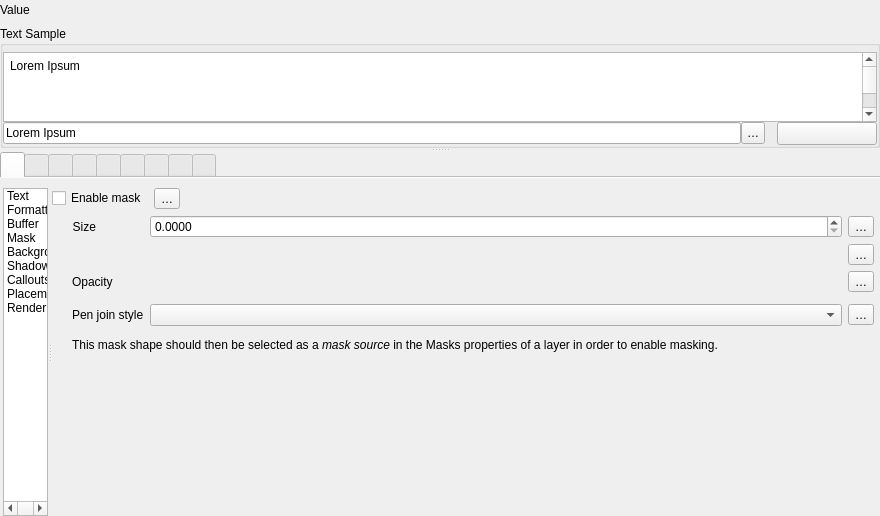
Qt form src/ui/qgstextformatwidgetbase.ui (qgis/QGIS) before a commit.
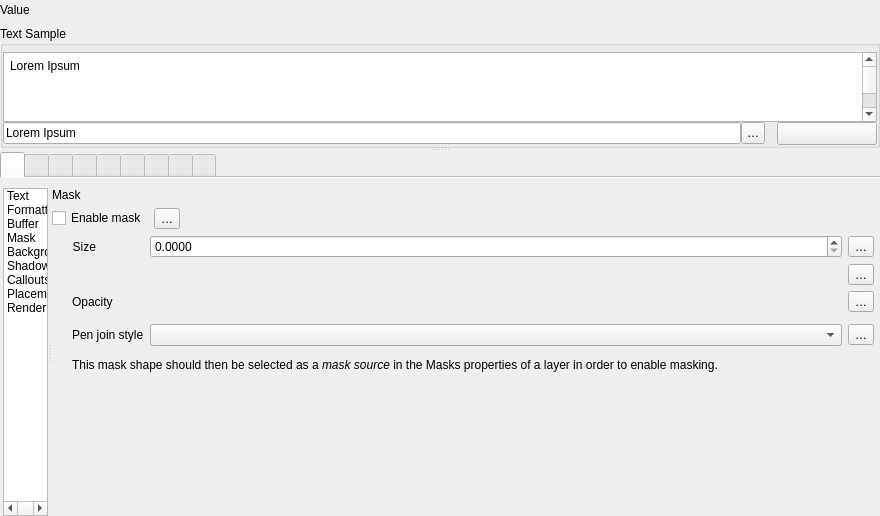
The same form after that commit. Icons and pictures are not drawn. Custom widgets are drawn as their Qt base class.

Commit message: [ui] Add missing label mask panel title

```diff
--- a/src/ui/qgstextformatwidgetbase.ui
+++ b/src/ui/qgstextformatwidgetbase.ui
@@ -2570,6 +2570,13 @@
                       </property>
                       <item>
                        <layout class="QGridLayout" name="gridLayout_361">
+                        <item row="0" column="0" colspan="3">
+                         <widget class="QLabel" name="label_99">
+                          <property name="text">
+                           <string>Mask</string>
+                          </property>
+                         </widget>
+                        </item>
                         <item row="1" column="1">
                          <widget class="QgsPropertyOverrideButton" name="mEnableMaskDDBtn">
                           <property name="text">
```
